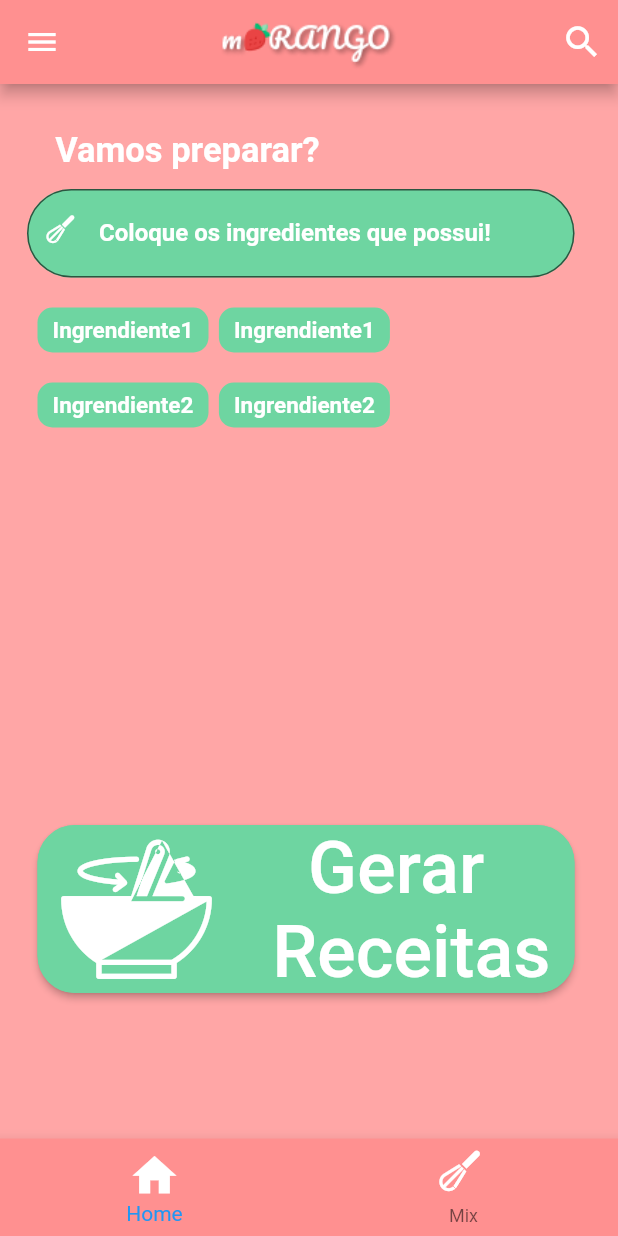
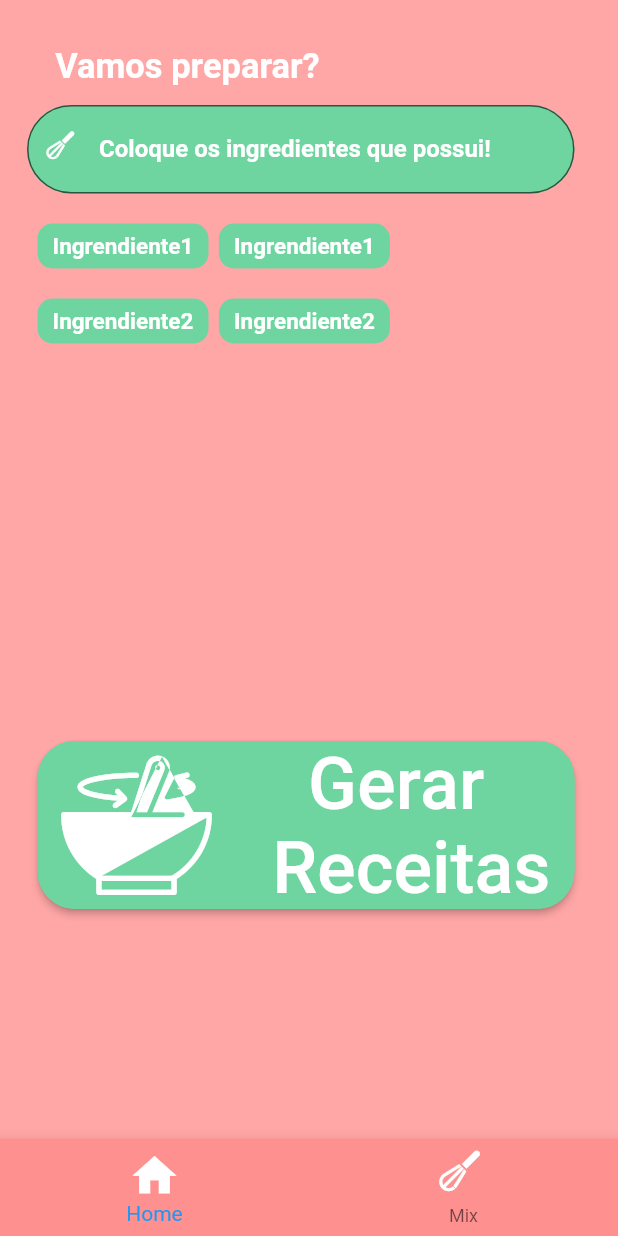
Before and after one commit to mateuzin/moRANGO-Flutter, a Flutter app: the screen it shows after launch, on a phone screen of 412 x 824 dp. Run offline on Flutter 3.47's test engine with Material 2 defaults, Android fonts, the phone set to English and light mode, and no system bars; our stand-ins replace material_design_icons_flutter.

Commit message:
Atualização de algumas coisas, apenas um beta

```diff
--- a/lib/Screens/Mix_Screen.dart
+++ b/lib/Screens/Mix_Screen.dart
@@ -1,6 +1,6 @@
 import 'dart:ui';
 import 'package:flutter/widgets.dart';
-import 'package:material_design_icons_flutter/material_design_icons_flutter.dart';
+
 import 'package:flutter/cupertino.dart';
 import 'package:flutter/material.dart';
 import 'package:morango_app/mix_icons.dart';
--- a/lib/main.dart
+++ b/lib/main.dart
@@ -1,9 +1,39 @@
 import 'package:flutter/material.dart';
-import 'Screens/HomeScreen.dart';
-import 'Screens/signin_screen.dart';
+
+import 'package:morango_app/screens/Mix_Screen.dart';
+
 
 void main(){
-  runApp(MaterialApp(
-    home: HomeScreen(),
-  ));
+  runApp(MyApp());
 }
+
+class MyApp extends StatelessWidget {
+  @override
+  Widget build(BuildContext context) {
+    return MaterialApp(
+        title: 'moRANGO',
+        debugShowCheckedModeBanner: false,
+        theme: ThemeData(
+          primaryColor: const Color.fromARGB(255,75,75,75),
+          scaffoldBackgroundColor: const Color.fromARGB(255,50,50,50),
+          appBarTheme: const AppBarTheme(
+              elevation: 0
+          ),
+          visualDensity: VisualDensity.adaptivePlatformDensity,
+        ),
+        onGenerateRoute: (settings){
+          switch(settings.name){
+            case '/mix':
+              return MaterialPageRoute(
+                  builder: (_) => MixScreen()
+              );
+            case '/':
+            default:
+              return MaterialPageRoute(
+                  builder: (_) => MixScreen()
+              );
+          }
+        }
+    );
+  }
+}
--- a/lib/widgets/custom_drawer.dart
+++ b/lib/widgets/custom_drawer.dart
@@ -4,7 +4,7 @@ import 'package:flutter/material.dart';
 import 'package:flutter/painting.dart';
 import 'package:flutter/widgets.dart';
 import 'package:morango_app/Tiles/drawer_tile.dart';
-import 'package:material_design_icons_flutter/material_design_icons_flutter.dart';
+
 
 class CustomDrawer extends StatelessWidget {
   @override
```
